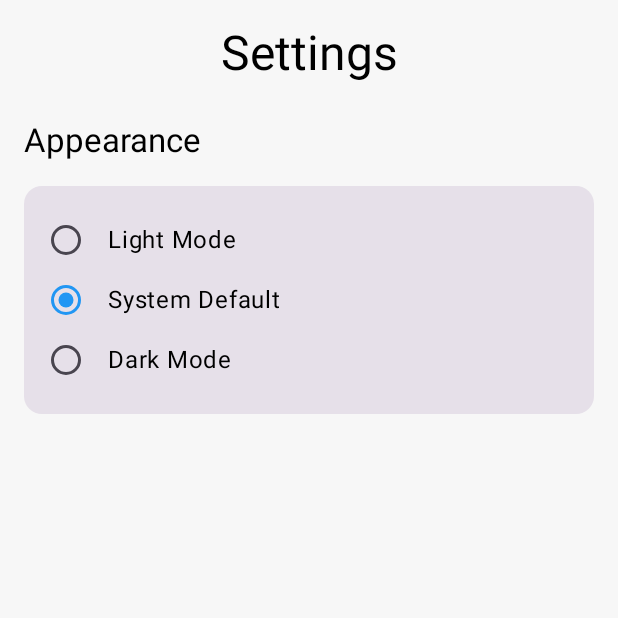
After one commit to CiaranHickey5/MAD-CA2, an Android app built with Jetpack Compose: the composable SettingsScreen shown on its own in the app's theme, on a phone screen of 412 x 824 dp, the top half of it. The commit adds this screen. Run offline under Robolectric (Android 15) with nearby library versions, the phone set to English and light mode, and no system bars.

Commit message:
Implement dark mode and settings screen

```diff
--- a/app/build.gradle.kts
+++ b/app/build.gradle.kts
@@ -80,4 +80,6 @@ dependencies {
     implementation("com.google.firebase:firebase-storage-ktx")
     implementation("com.google.android.gms:play-services-auth:21.0.0")
     implementation("io.coil-kt:coil-compose:2.4.0")
+    implementation("androidx.datastore:datastore-preferences:1.0.0")
+    implementation("androidx.lifecycle:lifecycle-viewmodel-compose:2.6.1")
 }
--- a/app/src/main/java/ie/setu/ca1_mad2/navigation/AppNavGraph.kt
+++ b/app/src/main/java/ie/setu/ca1_mad2/navigation/AppNavGraph.kt
@@ -73,5 +73,9 @@ fun AppNavGraph(
         composable(AppRoutes.LIST_EXERCISE) {
             ListExerciseScreen(exercises = exercises)
         }
+
+        composable(AppRoutes.SETTINGS) {
+            SettingsScreen()
+        }
     }
 }
--- a/app/src/main/java/ie/setu/ca1_mad2/navigation/AppRoutes.kt
+++ b/app/src/main/java/ie/setu/ca1_mad2/navigation/AppRoutes.kt
@@ -8,4 +8,5 @@ object AppRoutes {
     const val ADD_WORKOUT = "addWorkout"
     const val LIST_WORKOUTS = "listWorkouts"
     const val WORKOUT_DETAIL = "workoutDetail"
+    const val SETTINGS = "settings"
 }
--- /dev/null
+++ b/app/src/main/java/ie/setu/ca1_mad2/ui/components/theme/ThemeSwitch.kt
@@ -0,0 +1,83 @@
+package ie.setu.ca1_mad2.ui.components.theme
+
+import androidx.compose.foundation.layout.Column
+import androidx.compose.foundation.layout.Row
+import androidx.compose.foundation.layout.fillMaxWidth
+import androidx.compose.foundation.layout.padding
+import androidx.compose.foundation.selection.selectable
+import androidx.compose.material3.Card
+import androidx.compose.material3.MaterialTheme
+import androidx.compose.material3.RadioButton
+import androidx.compose.material3.Text
+import androidx.compose.runtime.Composable
+import androidx.compose.ui.Alignment
+import androidx.compose.ui.Modifier
+import androidx.compose.ui.unit.dp
+import ie.setu.ca1_mad2.ui.theme.ThemeMode
+
+@Composable
+fun ThemeSwitch(
+    currentTheme: ThemeMode,
+    onThemeChanged: (ThemeMode) -> Unit,
+    modifier: Modifier = Modifier
+) {
+    Card(
+        modifier = modifier.fillMaxWidth()
+    ) {
+        Column(
+            modifier = Modifier
+                .fillMaxWidth()
+                .padding(16.dp)
+        ) {
+            // Light theme option
+            ThemeOption(
+                title = "Light Mode",
+                selected = currentTheme == ThemeMode.LIGHT,
+                onClick = { onThemeChanged(ThemeMode.LIGHT) }
+            )
+
+            // System theme option
+            ThemeOption(
+                title = "System Default",
+                selected = currentTheme == ThemeMode.SYSTEM,
+                onClick = { onThemeChanged(ThemeMode.SYSTEM) }
+            )
+
+            // Dark theme option
+            ThemeOption(
+                title = "Dark Mode",
+                selected = currentTheme == ThemeMode.DARK,
+                onClick = { onThemeChanged(ThemeMode.DARK) }
+            )
+        }
+    }
+}
+
+@Composable
+private fun ThemeOption(
+    title: String,
+    selected: Boolean,
+    onClick: () -> Unit
+) {
+    Row(
+        modifier = Modifier
+            .fillMaxWidth()
+            .selectable(
+                selected = selected,
+                onClick = onClick
+            )
+            .padding(vertical = 8.dp),
+        verticalAlignment = Alignment.CenterVertically
+    ) {
+        RadioButton(
+            selected = selected,
+            onClick = null // null because the row is already selectable
+        )
+
+        Text(
+            text = title,
+            style = MaterialTheme.typography.bodyLarge,
+            modifier = Modifier.padding(start = 16.dp)
+        )
+    }
+}
--- /dev/null
+++ b/app/src/main/java/ie/setu/ca1_mad2/ui/screens/SettingsScreen.kt
@@ -0,0 +1,62 @@
+// Updated file: app/src/main/java/ie/setu/ca1_mad2/ui/screens/SettingsScreen.kt
+
+package ie.setu.ca1_mad2.ui.screens
+
+import androidx.compose.foundation.layout.Column
+import androidx.compose.foundation.layout.fillMaxSize
+import androidx.compose.foundation.layout.padding
+import androidx.compose.material3.MaterialTheme
+import androidx.compose.material3.Surface
+import androidx.compose.material3.Text
+import androidx.compose.runtime.Composable
+import androidx.compose.runtime.collectAsState
+import androidx.compose.runtime.getValue
+import androidx.compose.ui.Alignment
+import androidx.compose.ui.Modifier
+import androidx.compose.ui.platform.LocalContext
+import androidx.compose.ui.unit.dp
+import androidx.lifecycle.viewmodel.compose.viewModel
+import ie.setu.ca1_mad2.ui.components.theme.ThemeSwitch
+import ie.setu.ca1_mad2.ui.theme.ThemeViewModel
+
+@Composable
+fun SettingsScreen() {
+    val context = LocalContext.current
+    val themeViewModel: ThemeViewModel = viewModel(
+        factory = ThemeViewModel.Factory(context)
+    )
+
+    val currentTheme by themeViewModel.themeMode.collectAsState()
+
+    Surface(
+        color = MaterialTheme.colorScheme.background,
+        modifier = Modifier.fillMaxSize()
+    ) {
+        Column(
+            modifier = Modifier
+                .fillMaxSize()
+                .padding(16.dp),
+            horizontalAlignment = Alignment.CenterHorizontally
+        ) {
+            Text(
+                text = "Settings",
+                style = MaterialTheme.typography.headlineLarge,
+                modifier = Modifier.padding(bottom = 24.dp)
+            )
+
+            // Theme settings
+            Text(
+                text = "Appearance",
+                style = MaterialTheme.typography.titleLarge,
+                modifier = Modifier
+                    .align(Alignment.Start)
+                    .padding(bottom = 16.dp)
+            )
+
+            ThemeSwitch(
+                currentTheme = currentTheme,
+                onThemeChanged = themeViewModel::setThemeMode
+            )
+        }
+    }
+}
--- a/app/src/main/java/ie/setu/ca1_mad2/ui/theme/Theme.kt
+++ b/app/src/main/java/ie/setu/ca1_mad2/ui/theme/Theme.kt
@@ -9,22 +9,39 @@ import androidx.compose.material3.dynamicDarkColorScheme
 import androidx.compose.material3.dynamicLightColorScheme
 import androidx.compose.material3.lightColorScheme
 import androidx.compose.runtime.Composable
+import androidx.compose.runtime.SideEffect
+import androidx.compose.runtime.collectAsState
+import androidx.compose.runtime.getValue
 import androidx.compose.ui.graphics.Color
 import androidx.compose.ui.platform.LocalContext
+import androidx.compose.ui.platform.LocalView
+import androidx.core.view.WindowCompat
+import androidx.lifecycle.viewmodel.compose.viewModel
 
-val LightColorScheme = lightColorScheme(
+// Define light color scheme
+private val LightColorScheme = lightColorScheme(
     primary = BluePrimary,
     onPrimary = Color.White,
     secondary = YellowSecondary,
     onSecondary = Color.Black,
-    // You can also override tertiary, background, etc. if needed
+
+    background = Color(0xFFF7F7F7),
+    surface = Color.White,
+    onBackground = Color.Black,
+    onSurface = Color.Black
 )
 
-val DarkColorScheme = darkColorScheme(
+// Define dark color scheme
+private val DarkColorScheme = darkColorScheme(
     primary = BlueDark,
     onPrimary = Color.White,
     secondary = YellowDark,
-    onSecondary = Color.Black
+    onSecondary = Color.Black,
+
+    background = Color(0xFF121212),
+    surface = Color(0xFF242424),
+    onBackground = Color.White,
+    onSurface = Color.White
 )
 
 @Composable
@@ -32,11 +49,24 @@ fun CA1MAD2Theme(
     darkTheme: Boolean = isSystemInDarkTheme(),
     content: @Composable () -> Unit
 ) {
-    val colorScheme = if (darkTheme) {
-        DarkColorScheme
-    } else {
-        LightColorScheme
+    // Create ViewModel with factory
+    val context = LocalContext.current
+    val themeViewModel: ThemeViewModel = viewModel(
+        factory = ThemeViewModel.Factory(context)
+    )
+
+    // Get the theme preference from the ViewModel
+    val themeMode by themeViewModel.themeMode.collectAsState()
+
+    // Determine if we should use dark theme based on preference or system
+    val useDarkTheme = when (themeMode) {
+        ThemeMode.SYSTEM -> darkTheme
+        ThemeMode.LIGHT -> false
+        ThemeMode.DARK -> true
     }
+
+    // Choose color scheme based on dark/light theme
+    val colorScheme = if (useDarkTheme) DarkColorScheme else LightColorScheme
 
     MaterialTheme(
         colorScheme = colorScheme,
```
Also changed, not shown: app/src/main/java/ie/setu/ca1_mad2/ui/components/navigation/DrawerComponents.kt (+7 -0 lines), app/src/main/java/ie/setu/ca1_mad2/ui/theme/ThemeViewModel.kt (added, +70 -0 lines).
